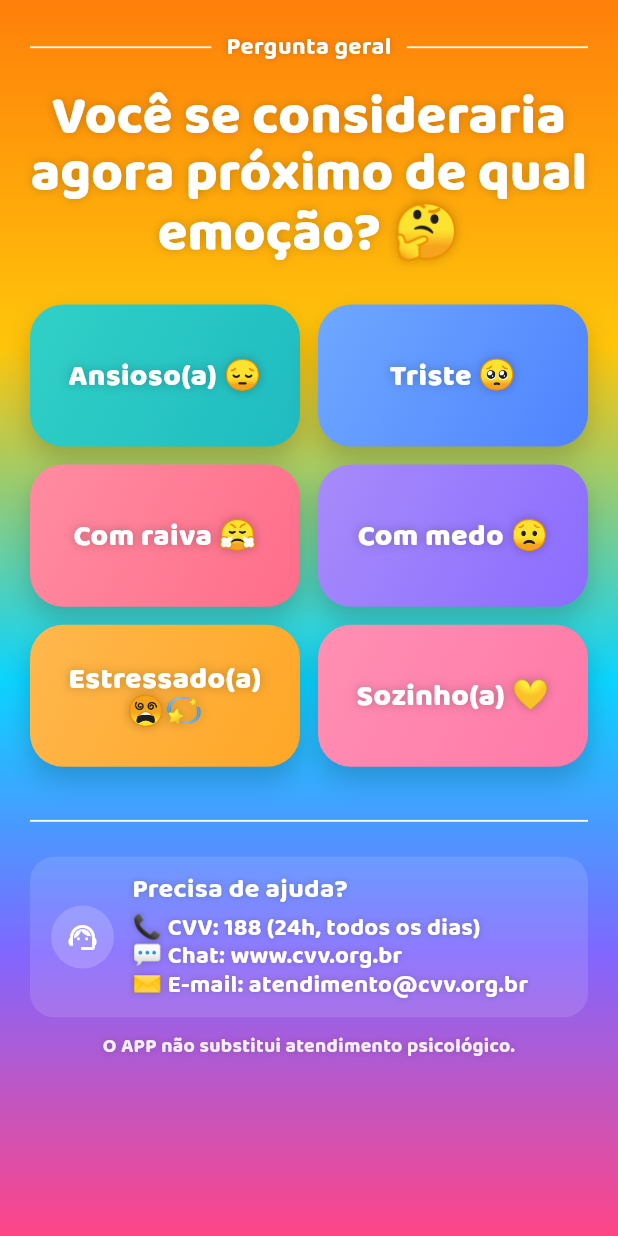
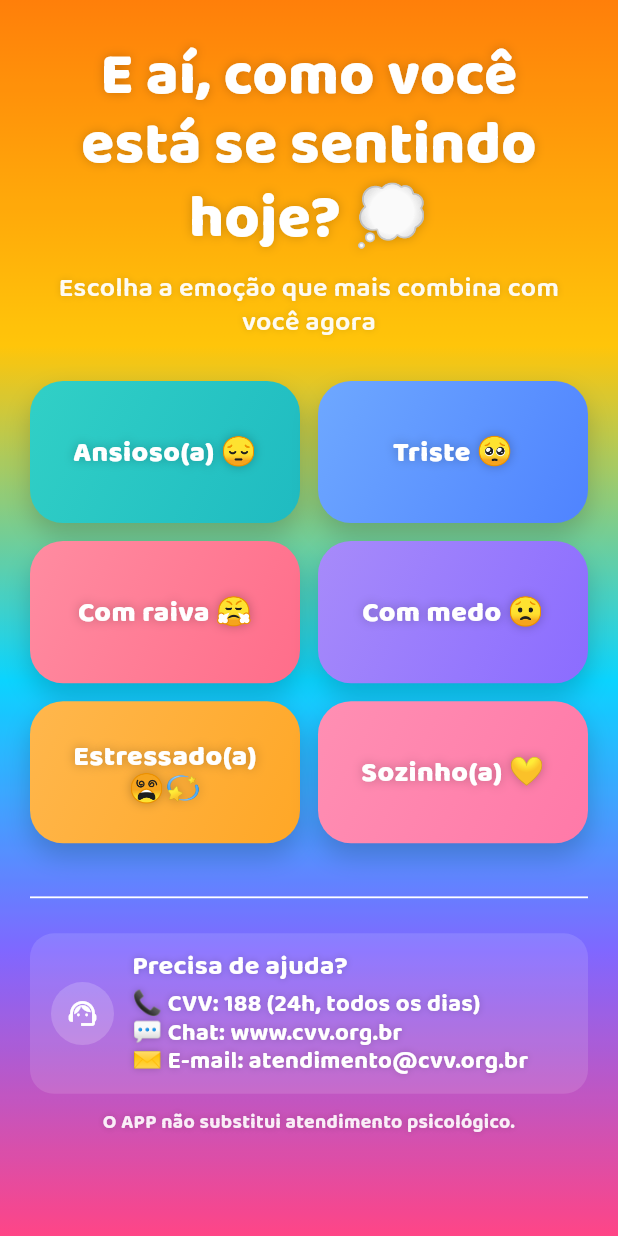
Before and after one commit to VitorRCamacho/PsicoHelpMobile, a Flutter app: the PerguntaGeralScreen screen opened by its route, on a phone screen of 412 x 824 dp. Run offline on Flutter 3.47's test engine with Material 3 defaults, Android fonts, the light colour scheme and no system bars; our stand-ins replace google_fonts, shared_preferences; accounts and stored records are empty.

Commit message:
Atts simples

```diff
--- a/lib/screens/Trilha/Ansiedade/Pergunta1_Ansiedade.dart
+++ b/lib/screens/Trilha/Ansiedade/Pergunta1_Ansiedade.dart
@@ -44,7 +44,7 @@ class Pergunta1AnsiedadeScreen extends StatelessWidget {
                       const _SectionLabel(text: 'Trilha Ansiedade - Pergunta 1/5'),
                       const SizedBox(height: _gapMd),
                       Text(
-                        'Nos últimos dias, você se sentiu muito ansioso ou nervoso sem um motivo claro?',
+                        'Nos últimos dias, você se sentiu muito ansioso ou nervoso sem um motivo?',
                         textAlign: TextAlign.center,
                         style: titleStyle,
                       ),
--- a/lib/screens/pergunta_geral_screen.dart
+++ b/lib/screens/pergunta_geral_screen.dart
@@ -39,13 +39,27 @@ class PerguntaGeralScreen extends StatelessWidget {
                   child: ListView(
                     padding: const EdgeInsets.only(top: _gapLg, bottom: _gapLg),
                     children: [
-                      const _SectionLabel(text: 'Pergunta geral'),
-                      const SizedBox(height: _gapMd),
+                      const SizedBox(height: 8),
+
+                      // Título mais amigável para jovens
+                      Text(
+                        'E aí, como você\nestá se sentindo\nhoje? 💭',
+                        textAlign: TextAlign.center,
+                        style: titleStyle.copyWith(fontSize: 40, height: 1.15),
+                      ),
+
+                      const SizedBox(height: 12),
 
                       Text(
-                        'Você se consideraria agora próximo de qual emoção? 🤔',
+                        'Escolha a emoção que mais combina com você agora',
                         textAlign: TextAlign.center,
-                        style: titleStyle,
+                        style: GoogleFonts.baloo2(
+                          fontSize: 18,
+                          fontWeight: FontWeight.w600,
+                          color: Colors.white.withOpacity(0.95),
+                          height: 1.3,
+                          shadows: [Shadow(color: Colors.black.withOpacity(.15), blurRadius: 6)],
+                        ),
                       ),
 
                       const SizedBox(height: _gapXl),
@@ -183,7 +197,7 @@ class _EmotionGrid extends StatelessWidget {
   }
 }
 
-class _EmotionButton extends StatelessWidget {
+class _EmotionButton extends StatefulWidget {
   final String label;
   final List<Color> colors;
   final VoidCallback onTap;
@@ -195,29 +209,58 @@ class _EmotionButton extends StatelessWidget {
   });
 
   @override
+  State<_EmotionButton> createState() => _EmotionButtonState();
+}
+
+class _EmotionButtonState extends State<_EmotionButton> with SingleTickerProviderStateMixin {
+  late AnimationController _controller;
+  late Animation<double> _scaleAnimation;
+  bool _isPressed = false;
+
+  @override
+  void initState() {
+    super.initState();
+    _controller = AnimationController(
+      duration: const Duration(milliseconds: 150),
+      vsync: this,
+    );
+    _scaleAnimation = Tween<double>(begin: 1.0, end: 0.95).animate(
+      CurvedAnimation(parent: _controller, curve: Curves.easeInOut),
+    );
+  }
+
+  @override
+  void dispose() {
+    _controller.dispose();
+    super.dispose();
+  }
+
+  @override
   Widget build(BuildContext context) {
     final style = GoogleFonts.baloo2(
       color: Colors.white,
-      fontSize: 20,
+      fontSize: 19,
       fontWeight: FontWeight.w900,
-      height: 1.05,
+      height: 1.1,
       letterSpacing: .3,
       shadows: [Shadow(color: Colors.black.withOpacity(.25), blurRadius: 8)],
     );
 
-    return Container(
+    return ScaleTransition(
+      scale: _scaleAnimation,
+      child: Container(
         decoration: BoxDecoration(
           gradient: LinearGradient(
-          colors: colors,
+            colors: widget.colors,
             begin: Alignment.topLeft,
             end: Alignment.bottomRight,
           ),
           borderRadius: BorderRadius.circular(22),
           boxShadow: [
             BoxShadow(
-            color: Colors.black.withOpacity(.18),
-            blurRadius: 14,
-            offset: const Offset(0, 8),
+              color: Colors.black.withOpacity(_isPressed ? .12 : .18),
+              blurRadius: _isPressed ? 10 : 14,
+              offset: Offset(0, _isPressed ? 4 : 8),
             ),
           ],
         ),
@@ -225,11 +268,26 @@ class _EmotionButton extends StatelessWidget {
           color: Colors.transparent,
           child: InkWell(
             borderRadius: BorderRadius.circular(22),
-          onTap: onTap,
+            onTap: widget.onTap,
+            onTapDown: (_) {
+              setState(() => _isPressed = true);
+              _controller.forward();
+            },
+            onTapUp: (_) {
+              setState(() => _isPressed = false);
+              _controller.reverse();
+            },
+            onTapCancel: () {
+              setState(() => _isPressed = false);
+              _controller.reverse();
+            },
+            splashColor: Colors.white.withOpacity(0.2),
+            highlightColor: Colors.white.withOpacity(0.1),
             child: Center(
               child: Padding(
-              padding: const EdgeInsets.symmetric(horizontal: 10, vertical: 4),
-              child: Text(label, textAlign: TextAlign.center, style: style),
+                padding: const EdgeInsets.symmetric(horizontal: 10, vertical: 8),
+                child: Text(widget.label, textAlign: TextAlign.center, style: style),
+              ),
             ),
           ),
         ),
```
Lines whose indentation alone changed are shown as unchanged.
